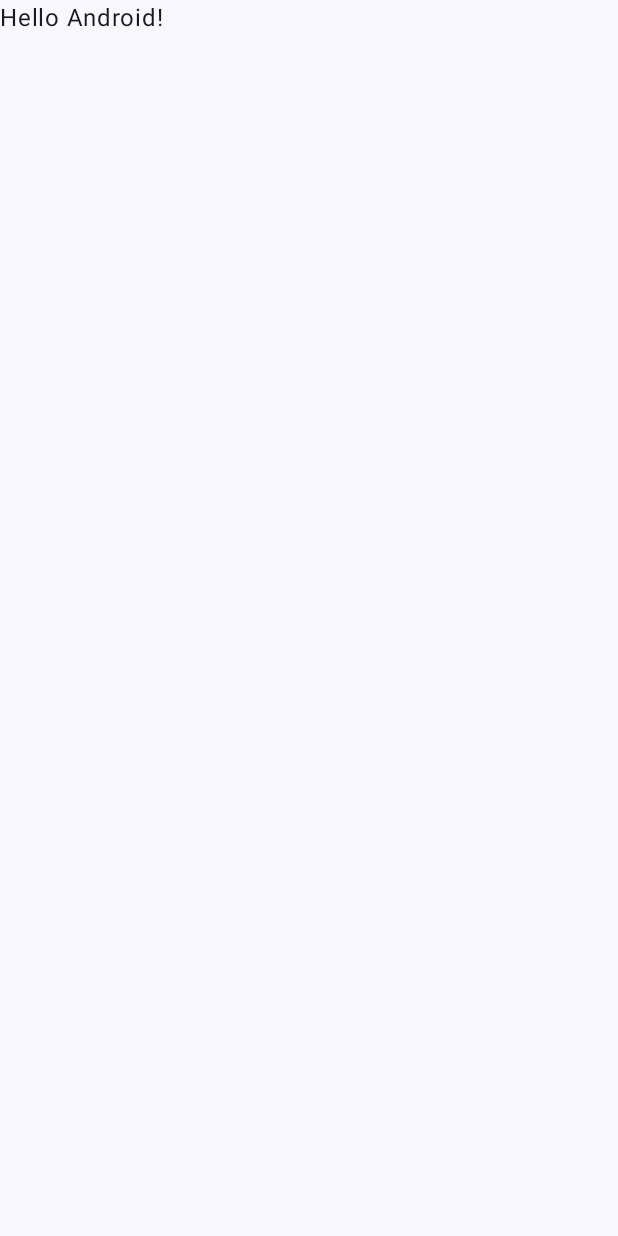
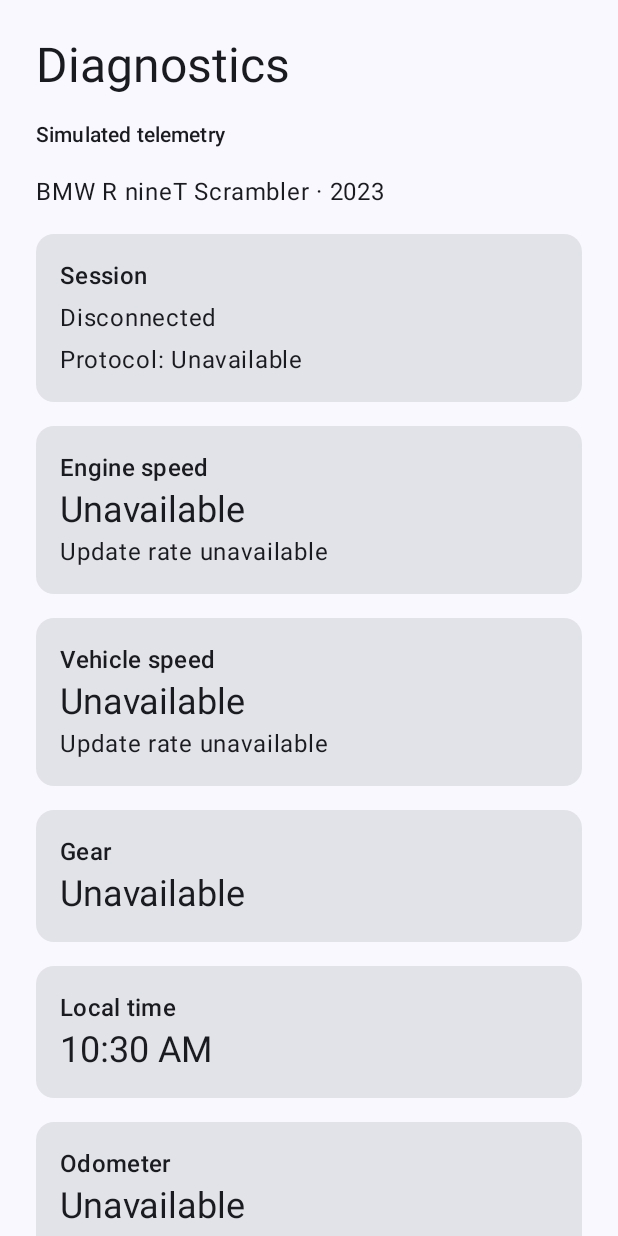
Before and after one commit to FelipeGarcia911/R9T_OBD2_Dashboard, an Android app built with Jetpack Compose: the screen it shows after launch (MainActivity), on a phone screen of 412 x 824 dp. Before the commit the screen is almost empty. Run offline under Robolectric (Android 15) with nearby library versions, the phone set to English and light mode, and no system bars.

Commit message:
Add simulated diagnostics and OBD-II session logging

```diff
--- a/app/build.gradle.kts
+++ b/app/build.gradle.kts
@@ -45,6 +45,7 @@ dependencies {
     implementation(libs.androidx.compose.ui.tooling.preview)
     implementation(libs.androidx.core.ktx)
     implementation(libs.androidx.lifecycle.runtime.ktx)
+    implementation(libs.androidx.lifecycle.viewmodel.ktx)
     testImplementation(libs.junit)
     androidTestImplementation(platform(libs.androidx.compose.bom))
     androidTestImplementation(libs.androidx.compose.ui.test.junit4)
--- /dev/null
+++ b/app/src/debug/java/com/felipeg/r9t_obd2_dashboard/DiagnosticContent.kt
@@ -0,0 +1,36 @@
+package com.felipeg.r9t_obd2_dashboard
+
+import androidx.compose.runtime.Composable
+import androidx.compose.runtime.collectAsState
+import androidx.compose.runtime.getValue
+import androidx.compose.runtime.remember
+import androidx.compose.ui.Modifier
+import androidx.compose.ui.platform.LocalContext
+import androidx.activity.ComponentActivity
+import androidx.lifecycle.ViewModelProvider
+import androidx.lifecycle.flowWithLifecycle
+import com.felipeg.r9t_obd2_dashboard.diagnostics.ui.DiagnosticScreen
+import com.felipeg.r9t_obd2_dashboard.diagnostics.ui.DiagnosticViewModel
+import com.felipeg.r9t_obd2_dashboard.diagnostics.ui.SimulatedDiagnosticSession
+
+@Composable
+internal fun DiagnosticContent(modifier: Modifier) {
+    val activity = LocalContext.current as ComponentActivity
+    val lifecycle = activity.lifecycle
+    val model = remember(activity) {
+        ViewModelProvider(activity, DiagnosticViewModel.factory(::SimulatedDiagnosticSession))
+            .get(DiagnosticViewModel::class.java)
+    }
+    val states = remember(model, lifecycle) { model.uiState.flowWithLifecycle(lifecycle) }
+    val state by states.collectAsState(initial = model.uiState.value)
+    val traceStates = remember(model, lifecycle) { model.trace.flowWithLifecycle(lifecycle) }
+    val trace by traceStates.collectAsState(initial = model.trace.value)
+    DiagnosticScreen(
+        state = state,
+        trace = trace,
+        onConnect = { model.connect("demo") },
+        onDisconnect = model::disconnect,
+        onSimulateTimeout = { model.connect("demo-timeout") },
+        modifier = modifier,
+    )
+}
--- a/app/src/main/java/com/felipeg/r9t_obd2_dashboard/MainActivity.kt
+++ b/app/src/main/java/com/felipeg/r9t_obd2_dashboard/MainActivity.kt
@@ -7,10 +7,7 @@ import androidx.activity.enableEdgeToEdge
 import androidx.compose.foundation.layout.fillMaxSize
 import androidx.compose.foundation.layout.padding
 import androidx.compose.material3.Scaffold
-import androidx.compose.material3.Text
-import androidx.compose.runtime.Composable
 import androidx.compose.ui.Modifier
-import androidx.compose.ui.tooling.preview.Preview
 import com.felipeg.r9t_obd2_dashboard.ui.theme.R9T_OBD2_DashboardTheme
 
 class MainActivity : ComponentActivity() {
@@ -19,29 +16,10 @@ class MainActivity : ComponentActivity() {
         enableEdgeToEdge()
         setContent {
             R9T_OBD2_DashboardTheme {
-                Scaffold(modifier = Modifier.fillMaxSize()) { innerPadding ->
-                    Greeting(
-                        name = "Android",
-                        modifier = Modifier.padding(innerPadding)
-                    )
+                Scaffold(modifier = Modifier.fillMaxSize()) { padding ->
+                    DiagnosticContent(Modifier.padding(padding))
                 }
             }
         }
     }
 }
-
-@Composable
-fun Greeting(name: String, modifier: Modifier = Modifier) {
-    Text(
-        text = "Hello $name!",
-        modifier = modifier
-    )
-}
-
-@Preview(showBackground = true)
-@Composable
-fun GreetingPreview() {
-    R9T_OBD2_DashboardTheme {
-        Greeting("Android")
-    }
-}
--- a/app/src/main/java/com/felipeg/r9t_obd2_dashboard/diagnostics/application/DiagnosticSession.kt
+++ b/app/src/main/java/com/felipeg/r9t_obd2_dashboard/diagnostics/application/DiagnosticSession.kt
@@ -5,6 +5,7 @@ import kotlinx.coroutines.flow.StateFlow
 /** Application boundary shared by the live and simulated implementations. */
 interface DiagnosticSession {
     val state: StateFlow<DiagnosticState>
+    val trace: StateFlow<List<DiagnosticTraceEntry>>
 
     /** Starts a session for an opaque adapter ID. Connection progress is reported through state. */
     suspend fun start(adapterId: String)
@@ -22,11 +23,26 @@ sealed interface DiagnosticState {
         val protocol: String?,
         val engineRpm: SignalReading,
         val speedKmh: SignalReading,
+        val gear: GearPosition? = null,
+        val odometerKm: SignalReading = SignalReading.Unavailable,
     ) : DiagnosticState
 
     /** The failure stage records the last step attempted. Previous readings are discarded. */
     data class Failed(val stage: DiagnosticStage, val error: DiagnosticError) : DiagnosticState
 }
+
+sealed interface GearPosition {
+    data object Neutral : GearPosition
+    data class Forward(val number: Int) : GearPosition
+}
+
+data class DiagnosticTraceEntry(
+    val timestampMillis: Long,
+    val stage: DiagnosticStage,
+    val description: String,
+    val command: String? = null,
+    val response: String? = null,
+)
 
 enum class DiagnosticStage { BLUETOOTH, ADAPTER, ECU, POLLING }
 
--- /dev/null
+++ b/app/src/main/java/com/felipeg/r9t_obd2_dashboard/diagnostics/ui/DiagnosticScreen.kt
@@ -0,0 +1,228 @@
+package com.felipeg.r9t_obd2_dashboard.diagnostics.ui
+
+import androidx.compose.foundation.layout.Arrangement
+import androidx.compose.foundation.layout.Column
+import androidx.compose.foundation.layout.fillMaxWidth
+import androidx.compose.foundation.layout.padding
+import androidx.compose.foundation.rememberScrollState
+import androidx.compose.foundation.verticalScroll
+import androidx.compose.material3.Button
+import androidx.compose.material3.Card
+import androidx.compose.material3.MaterialTheme
+import androidx.compose.material3.OutlinedButton
+import androidx.compose.material3.Text
+import androidx.compose.runtime.Composable
+import androidx.compose.runtime.LaunchedEffect
+import androidx.compose.runtime.getValue
+import androidx.compose.runtime.mutableStateOf
+import androidx.compose.runtime.remember
+import androidx.compose.runtime.setValue
+import androidx.compose.ui.Modifier
+import androidx.compose.ui.platform.LocalClipboard
+import androidx.compose.ui.platform.ClipEntry
+import androidx.compose.ui.platform.LocalContext
+import android.content.ClipData
+import android.text.format.DateFormat
+import androidx.compose.ui.tooling.preview.Preview
+import androidx.compose.ui.unit.dp
+import com.felipeg.r9t_obd2_dashboard.diagnostics.application.DiagnosticError
+import com.felipeg.r9t_obd2_dashboard.diagnostics.application.DiagnosticStage
+import com.felipeg.r9t_obd2_dashboard.diagnostics.application.DiagnosticState
+import com.felipeg.r9t_obd2_dashboard.diagnostics.application.SignalReading
+import com.felipeg.r9t_obd2_dashboard.ui.theme.R9T_OBD2_DashboardTheme
+import com.felipeg.r9t_obd2_dashboard.diagnostics.application.DiagnosticTraceEntry
+import com.felipeg.r9t_obd2_dashboard.diagnostics.application.GearPosition
+import androidx.compose.runtime.rememberCoroutineScope
+import kotlinx.coroutines.delay
+import kotlinx.coroutines.launch
+import java.time.Instant
+import java.time.ZoneId
+import java.time.format.DateTimeFormatter
+import java.util.Locale
+
+@Composable
+internal fun DiagnosticScreen(
+    state: DiagnosticUiState,
+    onConnect: () -> Unit,
+    onDisconnect: () -> Unit,
+    modifier: Modifier = Modifier,
+    onSimulateTimeout: (() -> Unit)? = null,
+    trace: List<DiagnosticTraceEntry> = emptyList(),
+) {
+    val session = state.session
+    val live = session as? DiagnosticState.Live
+    val canConnect = session is DiagnosticState.Disconnected || session is DiagnosticState.Failed
+    Column(
+        modifier = modifier.fillMaxWidth().verticalScroll(rememberScrollState()).padding(24.dp),
+        verticalArrangement = Arrangement.spacedBy(16.dp),
+    ) {
+        Text("Diagnostics", style = MaterialTheme.typography.headlineLarge)
+        if (onSimulateTimeout != null) {
+            Text("Simulated telemetry", style = MaterialTheme.typography.labelLarge)
+        }
+        Text("BMW R nineT Scrambler · 2023")
+        Card(Modifier.fillMaxWidth()) {
+            Column(
+                Modifier.padding(16.dp),
+                verticalArrangement = Arrangement.spacedBy(4.dp),
+            ) {
+                Text("Session", style = MaterialTheme.typography.titleMedium)
+                Text(session.statusText())
+                Text("Protocol: ${live?.protocol ?: "Unavailable"}")
+            }
+        }
+        ReadingCard("Engine speed", live?.engineRpm, "rpm", state.rpmHz)
+        ReadingCard("Vehicle speed", live?.speedKmh, "km/h", state.speedHz)
+        val gear = when (val position = live?.gear) {
+            GearPosition.Neutral -> "N"
+            is GearPosition.Forward -> position.number.toString()
+            null -> "Unavailable"
+        }
+        ValueCard("Gear", gear)
+        LocalClockCard()
+        val distance = live?.odometerKm as? SignalReading.Sample
+        ValueCard("Odometer", distance?.let { "${format(it.value)} km" } ?: "Unavailable")
+        if (canConnect) {
+            Button(onClick = onConnect, modifier = Modifier.fillMaxWidth()) { Text("Connect") }
+            if (onSimulateTimeout != null) {
+                OutlinedButton(onClick = onSimulateTimeout, modifier = Modifier.fillMaxWidth()) {
+                    Text("Simulate ECU timeout")
+                }
+            }
+        } else {
+            OutlinedButton(onClick = onDisconnect, modifier = Modifier.fillMaxWidth()) {
+                Text("Disconnect")
+            }
+        }
+        SessionLog(trace)
+    }
+}
+
+@Composable
+private fun LocalClockCard() {
+    val context = LocalContext.current
+    var now by remember { mutableStateOf(System.currentTimeMillis()) }
+    LaunchedEffect(Unit) {
+        while (true) {
+            now = System.currentTimeMillis()
+            delay(60_000 - now % 60_000)
+        }
+    }
+    ValueCard("Local time", DateFormat.getTimeFormat(context).format(now))
+}
+
+@Composable
+private fun ValueCard(title: String, value: String) {
+    Card(Modifier.fillMaxWidth()) {
+        Column(Modifier.padding(16.dp)) {
+            Text(title, style = MaterialTheme.typography.titleMedium)
+            Text(value, style = MaterialTheme.typography.headlineSmall)
+        }
+    }
+}
+
+@Composable
+private fun SessionLog(entries: List<DiagnosticTraceEntry>) {
+    val clipboard = LocalClipboard.current
+    val scope = rememberCoroutineScope()
+    Text("OBD-II session log", style = MaterialTheme.typography.titleLarge)
+    Text("0100 · Supported PIDs   010C · Engine RPM   010D · Vehicle speed")
+    Text("RPM = (256 × A + B) / 4. Speed = A km/h. A and B are hexadecimal data bytes after the response PID.")
+    if (entries.isEmpty()) {
+        Text("Connect to record session events.")
+        return
+    }
+    OutlinedButton(onClick = {
+        val report = entries.joinToString("\n") { it.logText() }
+        scope.launch { clipboard.setClipEntry(ClipEntry(ClipData.newPlainText("OBD-II session log", report))) }
+    }) {
+        Text("Copy session log")
+    }
+    Text("Latest 12 entries · Copy includes retained session history")
+    entries.takeLast(12).asReversed().forEach { entry ->
+        Text(entry.logText(), style = MaterialTheme.typography.bodySmall)
+    }
+}
+
+private val logTime = DateTimeFormatter.ofPattern("HH:mm:ss.SSS", Locale.ROOT)
+
+private fun DiagnosticTraceEntry.logText(): String = buildString {
+    append(logTime.format(Instant.ofEpochMilli(timestampMillis).atZone(ZoneId.systemDefault())))
+    append(" · ").append(stage.label()).append(" · ").append(description)
+    command?.let { append(" · TX ").append(it) }
+    response?.let { append(" · RX ").append(it) }
+}
+
+@Composable
+private fun ReadingCard(title: String, reading: SignalReading?, unit: String, rate: Double?) {
+    val sample = reading as? SignalReading.Sample
+    Card(Modifier.fillMaxWidth()) {
+        Column(Modifier.padding(16.dp)) {
+            Text(title, style = MaterialTheme.typography.titleMedium)
+            Text(
+                sample?.let { "${format(it.value)} $unit" } ?: "Unavailable",
+                style = MaterialTheme.typography.headlineSmall,
+            )
+            Text(rate?.let { "${format(it)} Hz" } ?: "Update rate unavailable")
+        }
+    }
+}
+
+private fun format(number: Double): String =
+    String.format(Locale.US, "%.2f", number).trimEnd('0').trimEnd('.')
+
+private fun DiagnosticState.statusText(): String = when (this) {
+    DiagnosticState.Disconnected -> "Disconnected"
+    DiagnosticState.ConnectingBluetooth -> "Connecting over Bluetooth…"
+    DiagnosticState.WaitingForAdapter -> "Bluetooth connected · Waiting for ELM327…"
+    DiagnosticState.WaitingForEcu -> "ELM327 responded · Waiting for ECU…"
+    is DiagnosticState.Live -> "ECU responding"
+    is DiagnosticState.Failed -> "${stage.label()}: ${error.label()}"
+}
+
+private fun DiagnosticStage.label(): String = when (this) {
+    DiagnosticStage.BLUETOOTH -> "Bluetooth"
+    DiagnosticStage.ADAPTER -> "ELM327"
+    DiagnosticStage.ECU -> "ECU"
+    DiagnosticStage.POLLING -> "Live readings"
+}
+
+private fun DiagnosticError.label(): String = when (this) {
+    DiagnosticError.PERMISSION_DENIED -> "Permission denied"
+    DiagnosticError.BLUETOOTH_DISABLED -> "Bluetooth disabled"
+    DiagnosticError.ADAPTER_UNREACHABLE -> "Adapter unreachable"
+    DiagnosticError.TIMEOUT -> "Response timed out"
+    DiagnosticError.INVALID_RESPONSE -> "Invalid response"
+    DiagnosticError.CONNECTION_LOST -> "Connection lost"
+}
+
+@Preview(showBackground = true)
+@Composable
+private fun LiveDiagnosticPreview() {
+    R9T_OBD2_DashboardTheme {
+        DiagnosticScreen(
+            state = DiagnosticUiState(
+                session = DiagnosticState.Live(
+                    protocol = "Simulated CAN",
+                    engineRpm = SignalReading.Sample(1_100.0, 0),
+                    speedKmh = SignalReading.Sample(0.0, 0),
+                    gear = GearPosition.Neutral,
+                    odometerKm = SignalReading.Sample(12_480.0, 0),
+                ),
+                rpmHz = 2.0,
+                speedHz = 1.0,
+            ),
+            onConnect = {},
+            onDisconnect = {},
+            onSimulateTimeout = {},
+        )
+    }
+}
+
+@Preview(showBackground = true)
+@Composable
+private fun DisconnectedDiagnosticPreview() {
+    R9T_OBD2_DashboardTheme {
+        DiagnosticScreen(DiagnosticUiState(), {}, {}, onSimulateTimeout = {})
+    }
+}
--- /dev/null
+++ b/app/src/main/java/com/felipeg/r9t_obd2_dashboard/diagnostics/ui/DiagnosticViewModel.kt
@@ -0,0 +1,76 @@
+package com.felipeg.r9t_obd2_dashboard.diagnostics.ui
+
+import androidx.lifecycle.ViewModel
+import androidx.lifecycle.ViewModelProvider
+import androidx.lifecycle.viewModelScope
+import com.felipeg.r9t_obd2_dashboard.diagnostics.application.DiagnosticSession
+import com.felipeg.r9t_obd2_dashboard.diagnostics.application.DiagnosticState
+import com.felipeg.r9t_obd2_dashboard.diagnostics.application.SignalReading
+import kotlinx.coroutines.Job
+import kotlinx.coroutines.flow.MutableStateFlow
+import kotlinx.coroutines.flow.asStateFlow
+import kotlinx.coroutines.launch
+
+internal data class DiagnosticUiState(
+    val session: DiagnosticState = DiagnosticState.Disconnected,
+    val rpmHz: Double? = null,
+    val speedHz: Double? = null,
+)
+
+internal class DiagnosticViewModel(
+    createSession: (kotlinx.coroutines.CoroutineScope) -> DiagnosticSession,
+) : ViewModel() {
+    private val session = createSession(viewModelScope)
+    private val mutableState = MutableStateFlow(DiagnosticUiState())
+    val uiState = mutableState.asStateFlow()
+    val trace = session.trace
+    private var action: Job? = null
+
+    init {
+        viewModelScope.launch {
+            session.state.collect { current ->
+                val previous = mutableState.value
+                val live = current as? DiagnosticState.Live
+                val previousLive = previous.session as? DiagnosticState.Live
+                mutableState.value = DiagnosticUiState(
+                    session = current,
+                    rpmHz = updateRate(previousLive?.engineRpm, live?.engineRpm, previous.rpmHz),
+                    speedHz = updateRate(previousLive?.speedKmh, live?.speedKmh, previous.speedHz),
+                )
+            }
+        }
+    }
+
+    fun connect(adapterId: String) = runAction { session.start(adapterId) }
+
+    fun disconnect() = runAction { session.stop() }
+
+    private fun runAction(block: suspend () -> Unit) {
+        if (action?.isActive != true) action = viewModelScope.launch { block() }
+    }
+
+    companion object {
+        fun factory(createSession: (kotlinx.coroutines.CoroutineScope) -> DiagnosticSession) =
+            object : ViewModelProvider.Factory {
+                @Suppress("UNCHECKED_CAST")
+                override fun <T : ViewModel> create(modelClass: Class<T>): T {
+                    require(modelClass == DiagnosticViewModel::class.java)
+                    return DiagnosticViewModel(createSession) as T
+                }
+            }
+    }
+}
+
+internal fun updateRate(
+    previous: SignalReading?,
+    current: SignalReading?,
+    lastRate: Double?,
+): Double? {
+    if (previous !is SignalReading.Sample || current !is SignalReading.Sample) return null
+    val elapsed = current.receivedAtMillis - previous.receivedAtMillis
+    return when {
+        elapsed > 0 -> 1_000.0 / elapsed
+        elapsed == 0L -> lastRate
+        else -> null
+    }
+}
--- a/gradle/libs.versions.toml
+++ b/gradle/libs.versions.toml
@@ -15,6 +15,7 @@ junit = { group = "junit", name = "junit", version.ref = "junit" }
 androidx-junit = { group = "androidx.test.ext", name = "junit", version.ref = "junitVersion" }
 androidx-espresso-core = { group = "androidx.test.espresso", name = "espresso-core", version.ref = "espressoCore" }
 androidx-lifecycle-runtime-ktx = { group = "androidx.lifecycle", name = "lifecycle-runtime-ktx", version.ref = "lifecycleRuntimeKtx" }
+androidx-lifecycle-viewmodel-ktx = { group = "androidx.lifecycle", name = "lifecycle-viewmodel-ktx", version.ref = "lifecycleRuntimeKtx" }
 androidx-activity-compose = { group = "androidx.activity", name = "activity-compose", version.ref = "activityCompose" }
 androidx-compose-bom = { group = "androidx.compose", name = "compose-bom", version.ref = "composeBom" }
 androidx-compose-ui = { group = "androidx.compose.ui", name = "ui" }
```
Also changed, not shown: app/src/debug/java/com/felipeg/r9t_obd2_dashboard/diagnostics/ui/SimulatedDiagnosticSession.kt (added, +109 -0 lines), 4 other files.
